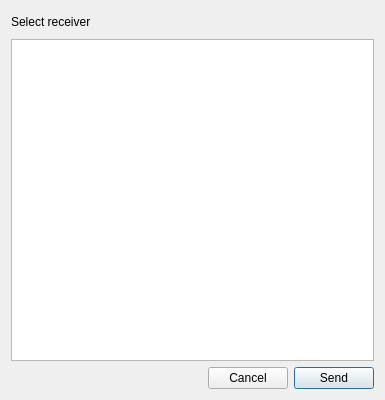
First picture: the form in src/ui/DestinationDialog.ui, repository SergeyGadzhilov/SHSH, before the edit.
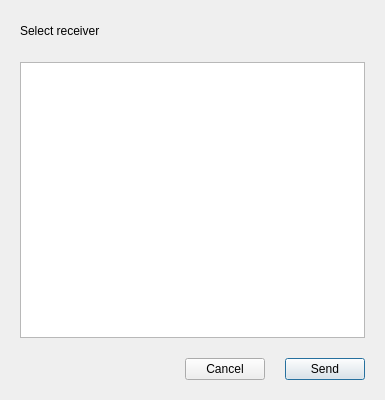
Second picture: the form after the edit. Icons and pictures are not drawn.

Commit message: Update title and spacing

Patch:
```diff
--- a/src/ui/DestinationDialog.ui
+++ b/src/ui/DestinationDialog.ui
@@ -42,6 +42,21 @@
     <normaloff>:/icons/logo.svg</normaloff>:/icons/logo.svg</iconset>
   </property>
   <layout class="QVBoxLayout" name="verticalLayout">
+   <property name="spacing">
+    <number>20</number>
+   </property>
+   <property name="leftMargin">
+    <number>20</number>
+   </property>
+   <property name="topMargin">
+    <number>20</number>
+   </property>
+   <property name="rightMargin">
+    <number>20</number>
+   </property>
+   <property name="bottomMargin">
+    <number>20</number>
+   </property>
    <item>
     <layout class="QHBoxLayout" name="horizontalLayout_2">
      <item>
```
The commit also changes 1 other file.
